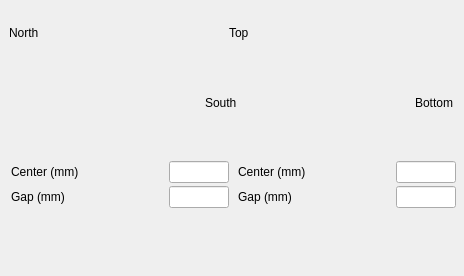
Qt form pcdsdevices/ui/BeckhoffSlits.embedded.ui (pcdshub/pcdsdevices) before a commit.
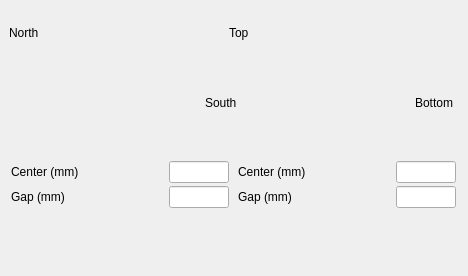
The same form after that commit. Custom widgets are drawn as their Qt base class.

The edit to the form file:
```diff
--- a/pcdsdevices/ui/BeckhoffSlits.embedded.ui
+++ b/pcdsdevices/ui/BeckhoffSlits.embedded.ui
@@ -6,7 +6,7 @@
    <rect>
     <x>0</x>
     <y>0</y>
-    <width>464</width>
+    <width>468</width>
     <height>276</height>
    </rect>
   </property>
@@ -63,7 +63,7 @@
      </property>
     </widget>
    </item>
-   <item>
+   <item alignment="Qt::AlignHCenter">
     <widget class="QFrame" name="frame">
      <property name="sizePolicy">
       <sizepolicy hsizetype="Fixed" vsizetype="Fixed">
@@ -73,13 +73,13 @@
      </property>
      <property name="minimumSize">
       <size>
-       <width>450</width>
+       <width>460</width>
        <height>150</height>
       </size>
      </property>
      <property name="maximumSize">
       <size>
-       <width>450</width>
+       <width>460</width>
        <height>150</height>
       </size>
      </property>
```
